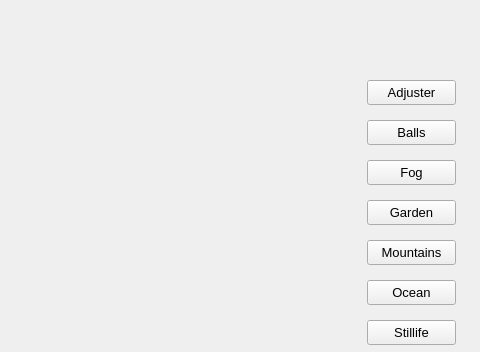
Old version of the form src/blur.ui in the repository jegerud/Sciprog2020project; both pictures show x 383 to 863 and y 0 to 352 of the 863 by 474 pixel window.
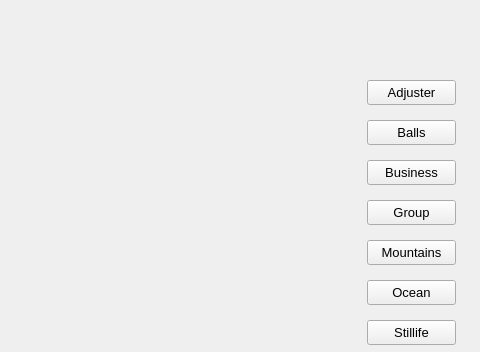
New version of the form. Custom widgets are drawn as their Qt base class.

Commit message: Byttet ut et par bilder

```diff
--- a/src/blur.ui
+++ b/src/blur.ui
@@ -46,7 +46,7 @@
     </font>
    </property>
    <property name="text">
-    <string>Garden</string>
+    <string>Group</string>
    </property>
   </widget>
   <widget class="QPushButton" name="ocean">
@@ -278,7 +278,7 @@
     </font>
    </property>
    <property name="text">
-    <string>Fog</string>
+    <string>Business</string>
    </property>
   </widget>
   <widget class="QPushButton" name="trees">
```
Left out of the diff: 4 changed lines with no effect on the pictures.
